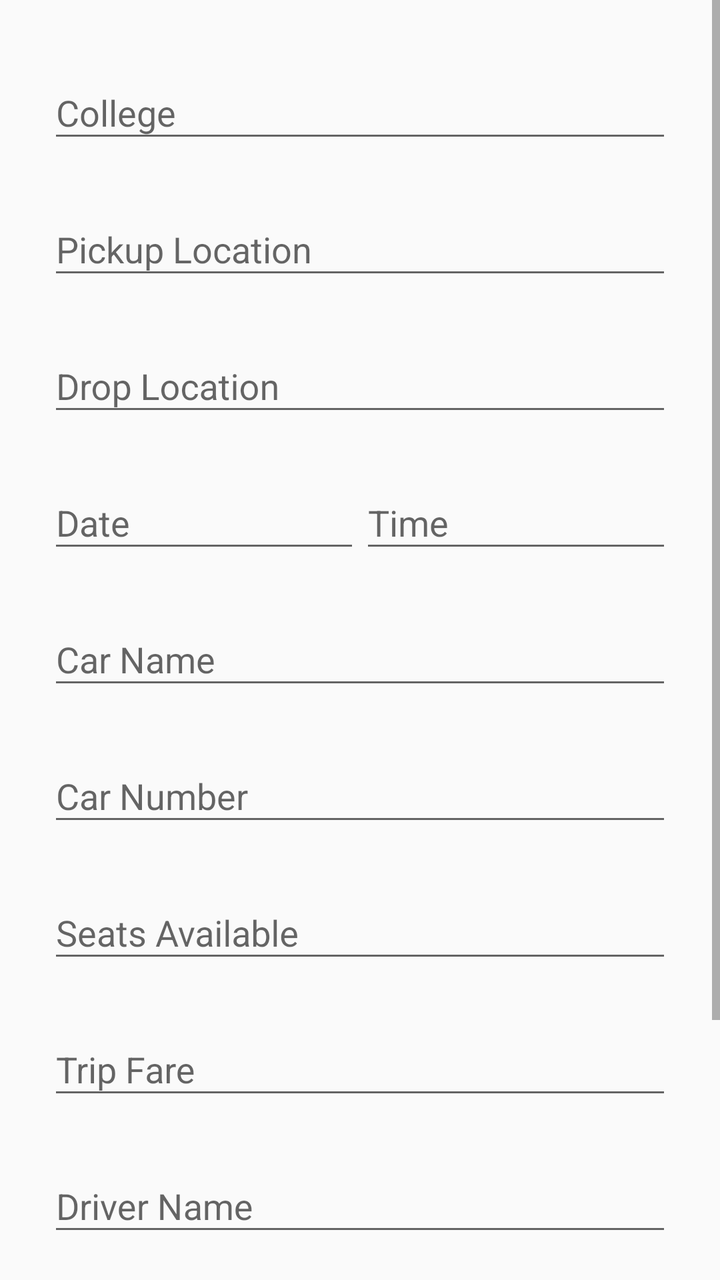
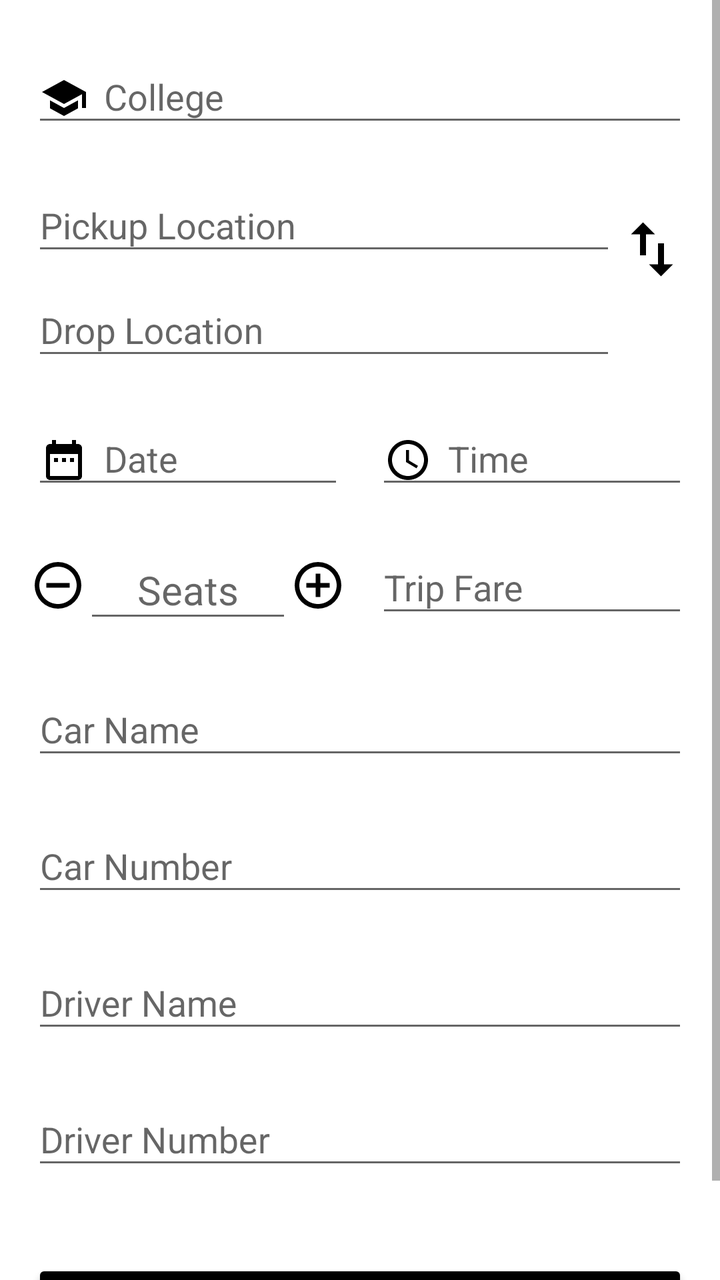

An Android layout rendered at two revisions. The XML below is the earlier revision; the diff shows what the commit changed to produce the second picture.
<!-- AndroidManifest.xml: application theme AppTheme -->
<!-- res/layout/activity_add_car.xml -->
<?xml version="1.0" encoding="utf-8"?>
<ScrollView xmlns:android="http://schemas.android.com/apk/res/android"
    android:layout_width="match_parent"
    android:layout_height="match_parent"
    android:fitsSystemWindows="true">

    <LinearLayout
        android:layout_width="match_parent"
        android:layout_height="wrap_content"
        android:orientation="vertical"
        android:paddingBottom="24dp"
        android:paddingLeft="24dp"
        android:paddingRight="24dp"
        android:paddingTop="24dp">

        <android.support.design.widget.TextInputLayout
            android:layout_width="match_parent"
            android:layout_height="wrap_content"
            android:layout_gravity="center"
            android:layout_marginBottom="16dp">

            <AutoCompleteTextView
                android:id="@+id/spinner_select_college"
                android:layout_width="match_parent"
                android:layout_height="wrap_content"
                android:drawablePadding="8dp"
                android:hint="@string/college"
                android:inputType="textAutoComplete|text"
                android:maxLines="1"
                android:singleLine="true" />

        </android.support.design.widget.TextInputLayout>

        <android.support.design.widget.TextInputLayout
            android:layout_width="match_parent"
            android:layout_height="wrap_content"
            android:layout_marginBottom="16dp">

            <AutoCompleteTextView
                android:id="@+id/default_pickup_location"
                android:layout_width="match_parent"
                android:layout_height="wrap_content"
                android:hint="@string/pickup_location"
                android:inputType="text|textAutoComplete"
                android:maxLines="1"
                android:singleLine="true" />

        </android.support.design.widget.TextInputLayout>

        <android.support.design.widget.TextInputLayout
            android:layout_width="match_parent"
            android:layout_height="wrap_content"
            android:layout_marginBottom="16dp">

            <AutoCompleteTextView
                android:id="@+id/default_drop_location"
                android:layout_width="match_parent"
                android:layout_height="wrap_content"
                android:hint="@string/drop_location"
                android:inputType="text|textAutoComplete"
                android:maxLines="1"
                android:singleLine="true" />

        </android.support.design.widget.TextInputLayout>

        <LinearLayout
            android:layout_width="match_parent"
            android:layout_height="wrap_content"
            android:layout_marginBottom="16dp"
            android:baselineAligned="false"
            android:orientation="horizontal">

            <android.support.design.widget.TextInputLayout
                android:layout_width="0dp"
                android:layout_height="wrap_content"
                android:layout_weight="1">

                <EditText
                    android:id="@+id/default_start_date"
                    android:layout_width="match_parent"
                    android:layout_height="wrap_content"
                    android:clickable="true"
                    android:drawablePadding="8dp"
                    android:focusable="true"
                    android:hint="@string/date"
                    android:inputType="date"
                    android:maxLines="1"
                    android:singleLine="true" />

            </android.support.design.widget.TextInputLayout>

            <android.support.design.widget.TextInputLayout
                android:layout_width="0dp"
                android:layout_height="wrap_content"
                android:layout_weight="1">

                <EditText
                    android:id="@+id/default_start_time"
                    android:layout_width="match_parent"
                    android:layout_height="wrap_content"
                    android:clickable="true"
                    android:drawablePadding="8dp"
                    android:focusable="true"
                    android:hint="@string/time"
                    android:inputType="datetime"
                    android:maxLines="1"
                    android:singleLine="true" />

            </android.support.design.widget.TextInputLayout>

        </LinearLayout>

        <android.support.design.widget.TextInputLayout
            android:layout_width="match_parent"
            android:layout_height="wrap_content"
            android:layout_marginBottom="16dp">

            <EditText
                android:id="@+id/car_name"
                android:layout_width="match_parent"
                android:layout_height="wrap_content"
                android:hint="@string/car_name"
                android:inputType="text" />

        </android.support.design.widget.TextInputLayout>

        <android.support.design.widget.TextInputLayout
            android:layout_width="match_parent"
            android:layout_height="wrap_content"
            android:layout_marginBottom="16dp">

            <EditText
                android:id="@+id/car_number"
                android:layout_width="match_parent"
                android:layout_height="wrap_content"
                android:hint="@string/car_number"
                android:inputType="text|number" />

        </android.support.design.widget.TextInputLayout>

        <android.support.design.widget.TextInputLayout
            android:layout_width="match_parent"
            android:layout_height="wrap_content"
            android:layout_marginBottom="16dp">

            <EditText
                android:id="@+id/seats_available"
                android:layout_width="match_parent"
                android:layout_height="wrap_content"
                android:hint="@string/seats_available"
                android:inputType="number" />

        </android.support.design.widget.TextInputLayout>

        <android.support.design.widget.TextInputLayout
            android:layout_width="match_parent"
            android:layout_height="wrap_content"
            android:layout_marginBottom="16dp">

            <EditText
                android:id="@+id/trip_fare"
                android:layout_width="match_parent"
                android:layout_height="wrap_content"
                android:hint="@string/trip_fare"
                android:inputType="number" />

        </android.support.design.widget.TextInputLayout>

        <android.support.design.widget.TextInputLayout
            android:layout_width="match_parent"
            android:layout_height="wrap_content"
            android:layout_marginBottom="16dp">

            <EditText
                android:id="@+id/driver_name"
                android:layout_width="match_parent"
                android:layout_height="wrap_content"
                android:hint="@string/driver_name"
                android:inputType="textPersonName" />

        </android.support.design.widget.TextInputLayout>

        <android.support.design.widget.TextInputLayout
            android:layout_width="match_parent"
            android:layout_height="wrap_content"
            android:layout_marginBottom="16dp">

            <EditText
                android:id="@+id/driver_number"
                android:layout_width="match_parent"
                android:layout_height="wrap_content"
                android:hint="@string/driver_number"
                android:inputType="number" />

        </android.support.design.widget.TextInputLayout>

        <Button
            android:id="@+id/btn_add_car"
            style="?android:textAppearanceSmall"
            android:layout_width="match_parent"
            android:layout_height="wrap_content"
            android:layout_gravity="center_horizontal"
            android:layout_marginTop="24dp"
            android:text="@string/add_car"
            android:textColor="#ffffff"
            android:textStyle="bold"
            android:theme="@style/buttonTheme" />

    </LinearLayout>

</ScrollView>
<!-- resources referenced by this layout -->
<resources>
  <string name="add_car">Add Car</string>
  <string name="car_name">Car Name</string>
  <string name="car_number">Car Number</string>
  <string name="college">College</string>
  <string name="date">Date</string>
  <string name="driver_name">Driver Name</string>
  <string name="driver_number">Driver Number</string>
  <string name="drop_location">Drop Location</string>
  <string name="pickup_location">Pickup Location</string>
  <string name="seats_available">Seats Available</string>
  <string name="time">Time</string>
  <string name="trip_fare">Trip Fare</string>
  <style name="buttonTheme" parent="Theme.AppCompat.Light.DarkActionBar">
          <item name="colorButtonNormal">#000000</item>
      </style>
  <style name="AppTheme" parent="Theme.AppCompat.Light.DarkActionBar">
          <item name="colorPrimary">@color/colorPrimary</item>
          <item name="colorPrimaryDark">@color/colorPrimaryDark</item>
          <item name="colorAccent">@color/colorAccent</item>
      </style>
  <color name="colorPrimary">#000000</color>
  <color name="colorPrimaryDark">#000000</color>
  <color name="colorAccent">#000000</color>
</resources>

<!-- the commit's change to res/layout/activity_add_car.xml (unified diff, before → after) -->
@@ -1,5 +1,6 @@
 <?xml version="1.0" encoding="utf-8"?>
 <ScrollView xmlns:android="http://schemas.android.com/apk/res/android"
+    xmlns:tools="http://schemas.android.com/tools"
     android:layout_width="match_parent"
     android:layout_height="match_parent"
     android:fitsSystemWindows="true">
@@ -7,66 +8,17 @@
     <LinearLayout
         android:layout_width="match_parent"
         android:layout_height="wrap_content"
+        android:background="@color/white"
         android:orientation="vertical"
-        android:paddingBottom="24dp"
-        android:paddingLeft="24dp"
-        android:paddingRight="24dp"
-        android:paddingTop="24dp">
-
-        <android.support.design.widget.TextInputLayout
-            android:layout_width="match_parent"
-            android:layout_height="wrap_content"
-            android:layout_gravity="center"
-            android:layout_marginBottom="16dp">
-
-            <AutoCompleteTextView
-                android:id="@+id/spinner_select_college"
-                android:layout_width="match_parent"
-                android:layout_height="wrap_content"
-                android:drawablePadding="8dp"
-                android:hint="@string/college"
-                android:inputType="textAutoComplete|text"
-                android:maxLines="1"
-                android:singleLine="true" />
-
-        </android.support.design.widget.TextInputLayout>
-
-        <android.support.design.widget.TextInputLayout
-            android:layout_width="match_parent"
-            android:layout_height="wrap_content"
-            android:layout_marginBottom="16dp">
-
-            <AutoCompleteTextView
-                android:id="@+id/default_pickup_location"
-                android:layout_width="match_parent"
-                android:layout_height="wrap_content"
-                android:hint="@string/pickup_location"
-                android:inputType="text|textAutoComplete"
-                android:maxLines="1"
-                android:singleLine="true" />
-
-        </android.support.design.widget.TextInputLayout>
-
-        <android.support.design.widget.TextInputLayout
-            android:layout_width="match_parent"
-            android:layout_height="wrap_content"
-            android:layout_marginBottom="16dp">
-
-            <AutoCompleteTextView
-                android:id="@+id/default_drop_location"
-                android:layout_width="match_parent"
-                android:layout_height="wrap_content"
-                android:hint="@string/drop_location"
-                android:inputType="text|textAutoComplete"
-                android:maxLines="1"
-                android:singleLine="true" />
-
-        </android.support.design.widget.TextInputLayout>
+        android:paddingBottom="16dp"
+        android:paddingLeft="16dp"
+        android:paddingRight="16dp"
+        android:paddingTop="16dp">
 
         <LinearLayout
             android:layout_width="match_parent"
             android:layout_height="wrap_content"
-            android:layout_marginBottom="16dp"
+            android:layout_marginBottom="12dp"
             android:baselineAligned="false"
             android:orientation="horizontal">
 
@@ -75,14 +27,104 @@
                 android:layout_height="wrap_content"
                 android:layout_weight="1">
 
+                <AutoCompleteTextView
+                    android:id="@+id/spinner_select_college"
+                    android:layout_width="match_parent"
+                    android:layout_height="wrap_content"
+                    android:drawablePadding="8dp"
+                    android:drawableStart="@drawable/ic_college"
+                    android:hint="@string/college"
+                    android:inputType="textAutoComplete|text"
+                    android:maxLines="1"
+                    android:singleLine="true" />
+
+            </android.support.design.widget.TextInputLayout>
+
+        </LinearLayout>
+
+        <LinearLayout
+            android:layout_width="match_parent"
+            android:layout_height="wrap_content"
+            android:layout_marginBottom="12dp"
+            android:orientation="horizontal">
+
+            <LinearLayout
+                android:layout_width="0dp"
+                android:layout_height="wrap_content"
+                android:layout_weight="1"
+                android:orientation="vertical">
+
+                <android.support.design.widget.TextInputLayout
+                    android:layout_width="match_parent"
+                    android:layout_height="0dp"
+                    android:layout_weight="1"
+                    tools:ignore="NestedWeights">
+
+                    <AutoCompleteTextView
+                        android:id="@+id/pickupLocationAutoComplete"
+                        android:layout_width="match_parent"
+                        android:layout_height="wrap_content"
+                        android:hint="@string/from"
+                        android:inputType="textAutoComplete|text"
+                        android:maxLines="1"
+                        android:singleLine="true" />
+
+                </android.support.design.widget.TextInputLayout>
+
+                <android.support.design.widget.TextInputLayout
+                    android:layout_width="match_parent"
+                    android:layout_height="0dp"
+                    android:layout_weight="1">
+
+                    <AutoCompleteTextView
+                        android:id="@+id/dropLocationAutoComplete"
+                        android:layout_width="match_parent"
+                        android:layout_height="wrap_content"
+                        android:hint="@string/to"
+                        android:inputType="textAutoComplete|text"
+                        android:maxLines="1"
+                        android:singleLine="true" />
+
+                </android.support.design.widget.TextInputLayout>
+
+            </LinearLayout>
+
+            <ImageButton
+                android:id="@+id/location_swap"
+                android:layout_width="wrap_content"
+                android:layout_height="wrap_content"
+                android:layout_gravity="center_vertical"
+                android:layout_marginBottom="8dp"
+                android:background="@color/white"
+                android:clickable="true"
+                android:focusable="true"
+                android:src="@drawable/ic_swap"
+                tools:ignore="ContentDescription" />
+
+        </LinearLayout>
+
+        <LinearLayout
+            android:layout_width="match_parent"
+            android:layout_height="wrap_content"
+            android:layout_marginBottom="12dp"
+            android:baselineAligned="false"
+            android:orientation="horizontal">
+
+            <android.support.design.widget.TextInputLayout
+                android:layout_width="0dp"
+                android:layout_height="wrap_content"
+                android:layout_marginEnd="16dp"
+                android:layout_weight="1"
+                tools:ignore="NestedWeights">
+
                 <EditText
-                    android:id="@+id/default_start_date"
+                    android:id="@+id/travel_date"
                     android:layout_width="match_parent"
                     android:layout_height="wrap_content"
-                    android:clickable="true"
                     android:drawablePadding="8dp"
-                    android:focusable="true"
-                    android:hint="@string/date"
+                    android:drawableStart="@drawable/ic_date"
+                    android:focusable="false"
+                    android:hint="@string/date_of_ride"
                     android:inputType="date"
                     android:maxLines="1"
                     android:singleLine="true" />
@@ -95,13 +137,13 @@
                 android:layout_weight="1">
 
                 <EditText
-                    android:id="@+id/default_start_time"
+                    android:id="@+id/travel_time"
                     android:layout_width="match_parent"
                     android:layout_height="wrap_content"
-                    android:clickable="true"
                     android:drawablePadding="8dp"
-                    android:focusable="true"
-                    android:hint="@string/time"
+                    android:drawableStart="@drawable/ic_time"
+                    android:focusable="false"
+                    android:hint="@string/time_of_ride"
                     android:inputType="datetime"
                     android:maxLines="1"
                     android:singleLine="true" />
@@ -110,10 +152,99 @@
 
         </LinearLayout>
 
+        <LinearLayout
+            android:layout_width="match_parent"
+            android:layout_height="wrap_content"
+            android:baselineAligned="false"
+            android:gravity="center">
+
+            <LinearLayout
+                android:layout_width="0dp"
+                android:layout_height="wrap_content"
+                android:layout_marginEnd="16dp"
+                android:layout_weight="1"
+                android:baselineAligned="false">
+
+                <LinearLayout
+                    android:layout_width="0dp"
+                    android:layout_height="match_parent"
+                    android:layout_weight="1"
+                    android:gravity="center"
+                    tools:ignore="NestedWeights">
+
+                    <Button
+                        android:id="@+id/button_decrease_seat"
+                        android:layout_width="28dp"
+                        android:layout_height="28dp"
+                        android:layout_marginTop="4dp"
+                        android:background="@drawable/ic_minus_seats" />
+
+                </LinearLayout>
+
+                <android.support.design.widget.TextInputLayout
+                    android:layout_width="0dp"
+                    android:layout_height="wrap_content"
+                    android:layout_weight="4">
+
+                    <EditText
+                        android:id="@+id/number_of_people"
+                        android:layout_width="match_parent"
+                        android:layout_height="wrap_content"
+                        android:layout_gravity="center"
+                        android:focusable="false"
+                        android:gravity="center"
+                        android:hint="@string/seats"
+                        android:inputType="number"
+                        android:maxLines="1"
+                        android:singleLine="true"
+                        android:textSize="20sp" />
+
+                </android.support.design.widget.TextInputLayout>
+
+                <LinearLayout
+                    android:layout_width="0dp"
+                    android:layout_height="match_parent"
+                    android:layout_weight="1"
+                    android:gravity="center">
+
+                    <Button
+                        android:id="@+id/button_increase_seat"
+                        android:layout_width="28dp"
+                        android:layout_height="28dp"
+                        android:layout_marginTop="4dp"
+                        android:background="@drawable/ic_plus_seats" />
+
+                </LinearLayout>
+
+            </LinearLayout>
+
+            <LinearLayout
+                android:layout_width="0dp"
+                android:layout_height="match_parent"
+                android:layout_weight="1">
+
+                <android.support.design.widget.TextInputLayout
+                    android:layout_width="match_parent"
+                    android:layout_height="wrap_content">
+
+                    <EditText
+                        android:id="@+id/trip_fare"
+                        android:layout_width="match_parent"
+                        android:layout_height="wrap_content"
+                        android:hint="@string/trip_fare"
+                        android:inputType="number" />
+
+                </android.support.design.widget.TextInputLayout>
+
+            </LinearLayout>
+
+        </LinearLayout>
+
         <android.support.design.widget.TextInputLayout
             android:layout_width="match_parent"
             android:layout_height="wrap_content"
-            android:layout_marginBottom="16dp">
+            android:layout_marginBottom="16dp"
+            android:layout_marginTop="16dp">
 
             <EditText
                 android:id="@+id/car_name"
@@ -144,34 +275,6 @@
             android:layout_marginBottom="16dp">
 
             <EditText
-                android:id="@+id/seats_available"
-                android:layout_width="match_parent"
-                android:layout_height="wrap_content"
-                android:hint="@string/seats_available"
-                android:inputType="number" />
-
-        </android.support.design.widget.TextInputLayout>
-
-        <android.support.design.widget.TextInputLayout
-            android:layout_width="match_parent"
-            android:layout_height="wrap_content"
-            android:layout_marginBottom="16dp">
-
-            <EditText
-                android:id="@+id/trip_fare"
-                android:layout_width="match_parent"
-                android:layout_height="wrap_content"
-                android:hint="@string/trip_fare"
-                android:inputType="number" />
-
-        </android.support.design.widget.TextInputLayout>
-
-        <android.support.design.widget.TextInputLayout
-            android:layout_width="match_parent"
-            android:layout_height="wrap_content"
-            android:layout_marginBottom="16dp">
-
-            <EditText
                 android:id="@+id/driver_name"
                 android:layout_width="match_parent"
                 android:layout_height="wrap_content"
@@ -195,7 +298,7 @@
         </android.support.design.widget.TextInputLayout>
 
         <Button
-            android:id="@+id/btn_add_car"
+            android:id="@+id/button_add_car"
             style="?android:textAppearanceSmall"
             android:layout_width="match_parent"
             android:layout_height="wrap_content"
<!-- resource entries referenced after the edit -->
@@ -1,16 +1,77 @@
 <!-- resources referenced by this layout -->
 <resources>
+  <color name="white">#FFFFFF</color>
+  <!-- drawable ic_college (drawable) -->
+  <vector xmlns:android="http://schemas.android.com/apk/res/android"
+      android:width="24dp"
+      android:height="24dp"
+      android:viewportHeight="24.0"
+      android:viewportWidth="24.0">
+      <path
+          android:fillColor="#FF000000"
+          android:pathData="M5,13.18v4L12,21l7,-3.82v-4L12,17l-7,-3.82zM12,3L1,9l11,6 9,-4.91V17h2V9L12,3z" />
+  </vector>
+  <!-- drawable ic_date (drawable) -->
+  <vector xmlns:android="http://schemas.android.com/apk/res/android"
+      android:width="24dp"
+      android:height="24dp"
+      android:viewportHeight="24.0"
+      android:viewportWidth="24.0">
+      <path
+          android:fillColor="#FF000000"
+          android:pathData="M9,11L7,11v2h2v-2zM13,11h-2v2h2v-2zM17,11h-2v2h2v-2zM19,4h-1L18,2h-2v2L8,4L8,2L6,2v2L5,4c-1.11,0 -1.99,0.9 -1.99,2L3,20c0,1.1 0.89,2 2,2h14c1.1,0 2,-0.9 2,-2L21,6c0,-1.1 -0.9,-2 -2,-2zM19,20L5,20L5,9h14v11z" />
+  </vector>
+  <!-- drawable ic_minus_seats (drawable) -->
+  <vector xmlns:android="http://schemas.android.com/apk/res/android"
+      android:width="24dp"
+      android:height="24dp"
+      android:viewportHeight="24"
+      android:viewportWidth="24">
+      <path
+          android:fillColor="#000"
+          android:pathData="M12,20C7.59,20 4,16.41 4,12C4,7.59 7.59,4 12,4C16.41,4 20,7.59 20,12C20,16.41 16.41,20 12,20M12,2A10,10 0 0,0 2,12A10,10 0 0,0 12,22A10,10 0 0,0 22,12A10,10 0 0,0 12,2M7,13H17V11H7" />
+  </vector>
+  <!-- drawable ic_plus_seats (drawable) -->
+  <vector xmlns:android="http://schemas.android.com/apk/res/android"
+      android:width="24dp"
+      android:height="24dp"
+      android:viewportHeight="24"
+      android:viewportWidth="24">
+      <path
+          android:fillColor="#000"
+          android:pathData="M12,20C7.59,20 4,16.41 4,12C4,7.59 7.59,4 12,4C16.41,4 20,7.59 20,12C20,16.41 16.41,20 12,20M12,2A10,10 0 0,0 2,12A10,10 0 0,0 12,22A10,10 0 0,0 22,12A10,10 0 0,0 12,2M13,7H11V11H7V13H11V17H13V13H17V11H13V7Z" />
+  </vector>
+  <!-- drawable ic_swap (drawable) -->
+  <vector xmlns:android="http://schemas.android.com/apk/res/android"
+      android:width="36dp"
+      android:height="36dp"
+      android:viewportHeight="24.0"
+      android:viewportWidth="24.0">
+      <path
+          android:fillColor="#FF000000"
+          android:pathData="M16,17.01V10h-2v7.01h-3L15,21l4,-3.99h-3zM9,3L5,6.99h3V14h2V6.99h3L9,3z" />
+  </vector>
+  <!-- drawable ic_time (drawable) -->
+  <vector xmlns:android="http://schemas.android.com/apk/res/android"
+      android:width="24dp"
+      android:height="24dp"
+      android:viewportHeight="24.0"
+      android:viewportWidth="24.0">
+      <path
+          android:fillColor="#FF000000"
+          android:pathData="M11.99,2C6.47,2 2,6.48 2,12s4.47,10 9.99,10C17.52,22 22,17.52 22,12S17.52,2 11.99,2zM12,20c-4.42,0 -8,-3.58 -8,-8s3.58,-8 8,-8 8,3.58 8,8 -3.58,8 -8,8zM12.5,7H11v6l5.25,3.15 0.75,-1.23 -4.5,-2.67z" />
+  </vector>
   <string name="add_car">Add Car</string>
   <string name="car_name">Car Name</string>
   <string name="car_number">Car Number</string>
   <string name="college">College</string>
-  <string name="date">Date</string>
+  <string name="date_of_ride">Date</string>
   <string name="driver_name">Driver Name</string>
   <string name="driver_number">Driver Number</string>
-  <string name="drop_location">Drop Location</string>
-  <string name="pickup_location">Pickup Location</string>
-  <string name="seats_available">Seats Available</string>
-  <string name="time">Time</string>
+  <string name="from">Pickup Location</string>
+  <string name="seats">Seats</string>
+  <string name="time_of_ride">Time</string>
+  <string name="to">Drop Location</string>
   <string name="trip_fare">Trip Fare</string>
   <style name="buttonTheme" parent="Theme.AppCompat.Light.DarkActionBar">
           <item name="colorButtonNormal">#000000</item>
